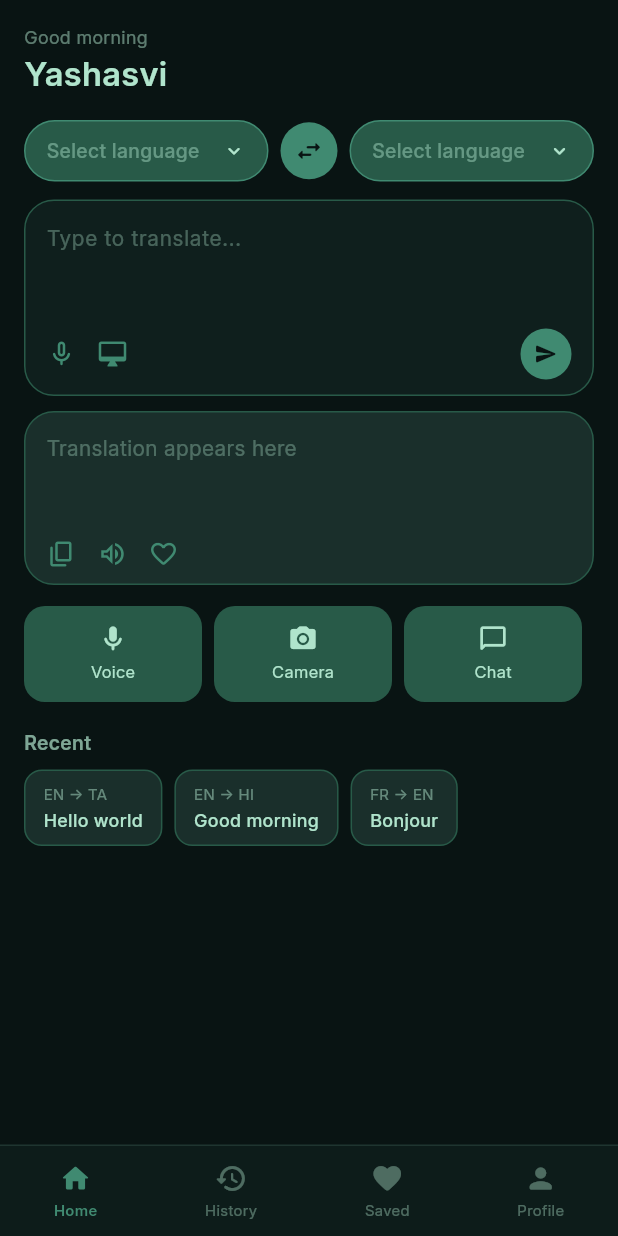
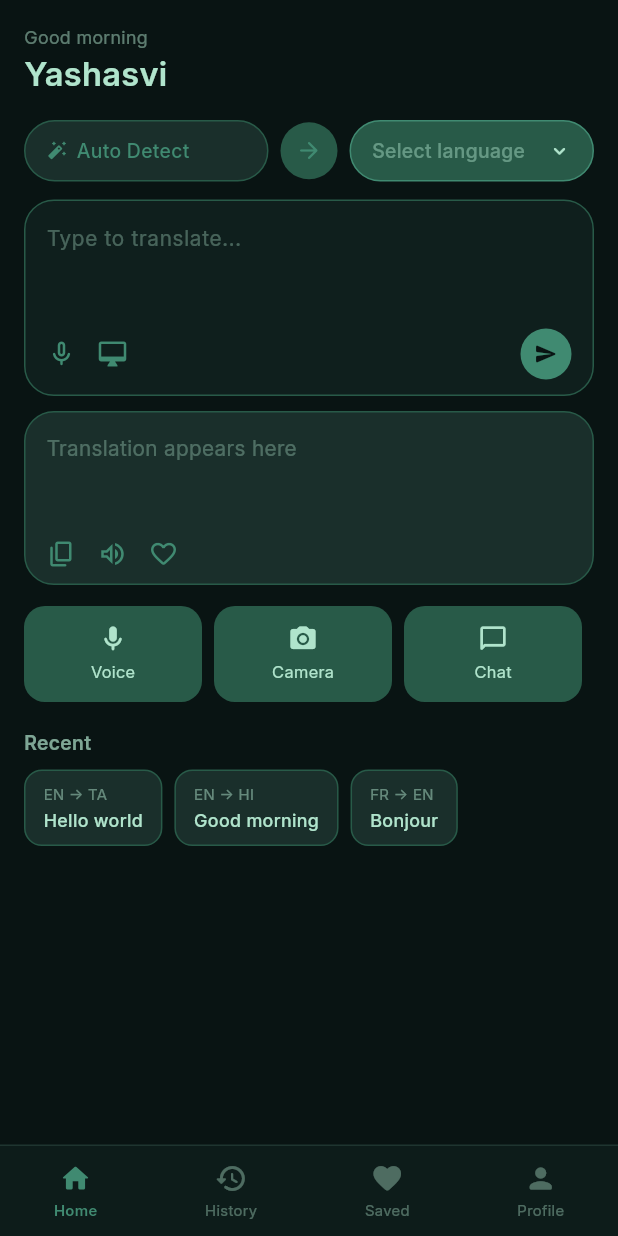
Before and after one commit to yashxyathh/unbound, a Flutter app: the screen it shows after launch, after a tap on the "send" icon, on a phone screen of 412 x 824 dp. Run offline on Flutter 3.47's test engine with Material 3 defaults, Android fonts, the phone set to English and light mode, and no system bars.

Commit message:
Refactor language selection to use 'Auto Detect' and update UI components

```diff
--- a/lib/main.dart
+++ b/lib/main.dart
@@ -155,7 +155,7 @@ class _HomePageState extends State<HomePage> {
   // Change this once you add auth/profile (Step 8)
   final String _userName = 'Yashasvi';
 
-  String _fromLang = 'Select language';
+  String _fromLang = 'Auto Detect'; // always auto, user cannot change this
   String _toLang = 'Select language';
   String _inputText = '';
   String _outputText = '';
@@ -171,14 +171,13 @@ class _HomePageState extends State<HomePage> {
     {'pair': 'FR → EN', 'text': 'Bonjour'},
   ];
 
-  void _swapLanguages() {
+  void _clearAll() {
     setState(() {
-      final tmp = _fromLang;
-      _fromLang = _toLang;
-      _toLang = tmp;
+      _toLang = 'Select language';
       _inputCtrl.clear();
       _inputText = '';
       _outputText = '';
+      _errorMessage = '';
     });
   }
 
@@ -186,9 +185,11 @@ class _HomePageState extends State<HomePage> {
     // Guard: nothing typed
     if (_inputText.trim().isEmpty) return;
 
-    // Guard: language not selected
-    if (_fromLang == 'Select language' || _toLang == 'Select language') {
-      setState(() => _errorMessage = 'Please select both languages first.');
+    // Guard: output language not selected
+    if (_toLang == 'Select language') {
+      setState(
+        () => _errorMessage = 'Please select a language to translate to.',
+      );
       return;
     }
 
@@ -217,7 +218,9 @@ class _HomePageState extends State<HomePage> {
         _errorMessage = '';
 
         // Add to recent list (keep max 10, most recent first)
-        final fromCode = _fromLang.substring(0, 2).toUpperCase();
+        final fromCode = _fromLang == 'Auto Detect'
+            ? 'AUTO'
+            : _fromLang.substring(0, 2).toUpperCase();
         final toCode = _toLang.substring(0, 2).toUpperCase();
         _recent.insert(0, {'pair': '$fromCode → $toCode', 'text': _inputText});
         if (_recent.length > 10) _recent.removeLast();
@@ -313,26 +316,25 @@ class _HomePageState extends State<HomePage> {
   Widget _buildLanguageRow() {
     return Row(
       children: [
-        Expanded(
-          child: GestureDetector(
-            onTap: () => _pickLanguage(isFrom: true),
-            child: _langChip(_fromLang),
+        // ── Left chip: Auto Detect (not tappable, just a display) ──────────
+        Expanded(child: _autoDetectChip()),
+        const SizedBox(width: 8),
+        // ── Arrow icon (not a swap button anymore, just visual) ─────────────
+        Container(
+          width: 38,
+          height: 38,
+          decoration: const BoxDecoration(
+            color: kSurface,
+            shape: BoxShape.circle,
+          ),
+          child: const Icon(
+            Icons.arrow_forward_rounded,
+            color: kAccent,
+            size: 18,
           ),
         ),
         const SizedBox(width: 8),
-        GestureDetector(
-          onTap: _swapLanguages,
-          child: Container(
-            width: 38,
-            height: 38,
-            decoration: const BoxDecoration(
-              color: kAccent,
-              shape: BoxShape.circle,
-            ),
-            child: const Icon(Icons.swap_horiz_rounded, color: kBg, size: 20),
-          ),
-        ),
-        const SizedBox(width: 8),
+        // ── Right chip: tappable, user picks output language ─────────────────
         Expanded(
           child: GestureDetector(
             onTap: () => _pickLanguage(isFrom: false),
@@ -340,6 +342,35 @@ class _HomePageState extends State<HomePage> {
           ),
         ),
       ],
+    );
+  }
+
+  // Static auto-detect display chip (no arrow, no tap)
+  Widget _autoDetectChip() {
+    return Container(
+      padding: const EdgeInsets.symmetric(horizontal: 14, vertical: 10),
+      decoration: BoxDecoration(
+        color: kCardBg,
+        borderRadius: BorderRadius.circular(24),
+        border: Border.all(color: kSurface, width: 1),
+      ),
+      child: Row(
+        children: [
+          Icon(Icons.auto_fix_high_rounded, color: kAccent, size: 14),
+          const SizedBox(width: 6),
+          const Expanded(
+            child: Text(
+              'Auto Detect',
+              overflow: TextOverflow.ellipsis,
+              style: TextStyle(
+                color: kAccent,
+                fontSize: 13,
+                fontWeight: FontWeight.w500,
+              ),
+            ),
+          ),
+        ],
+      ),
     );
   }
 
```
Also changed, not shown: 1 other file.
